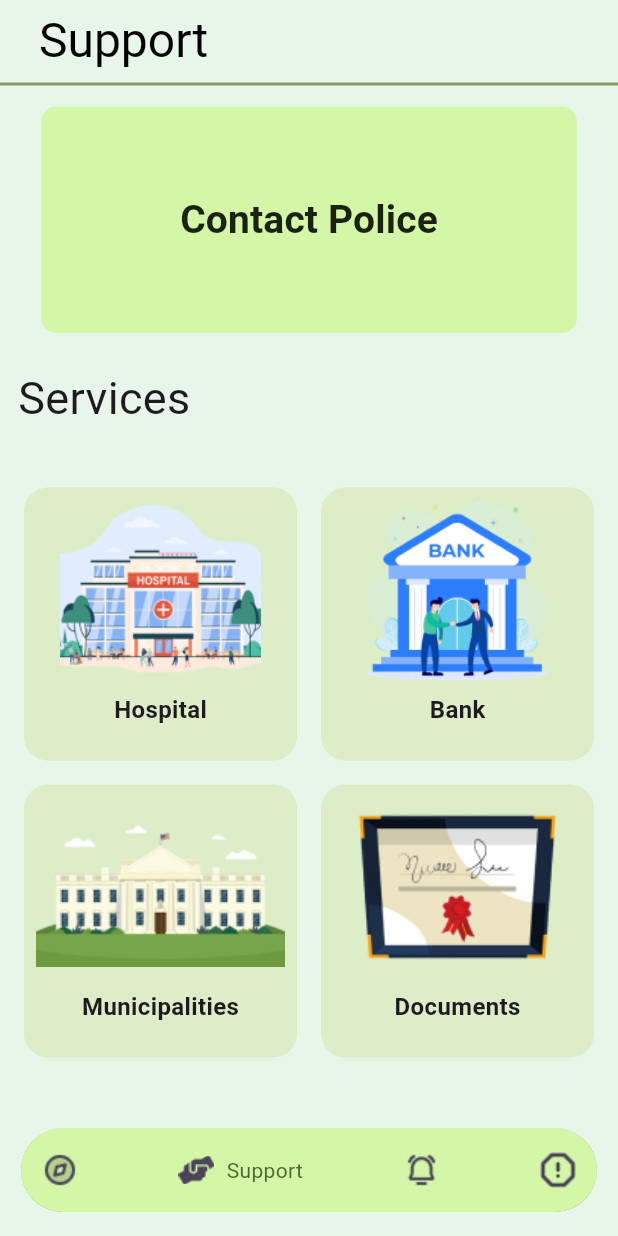
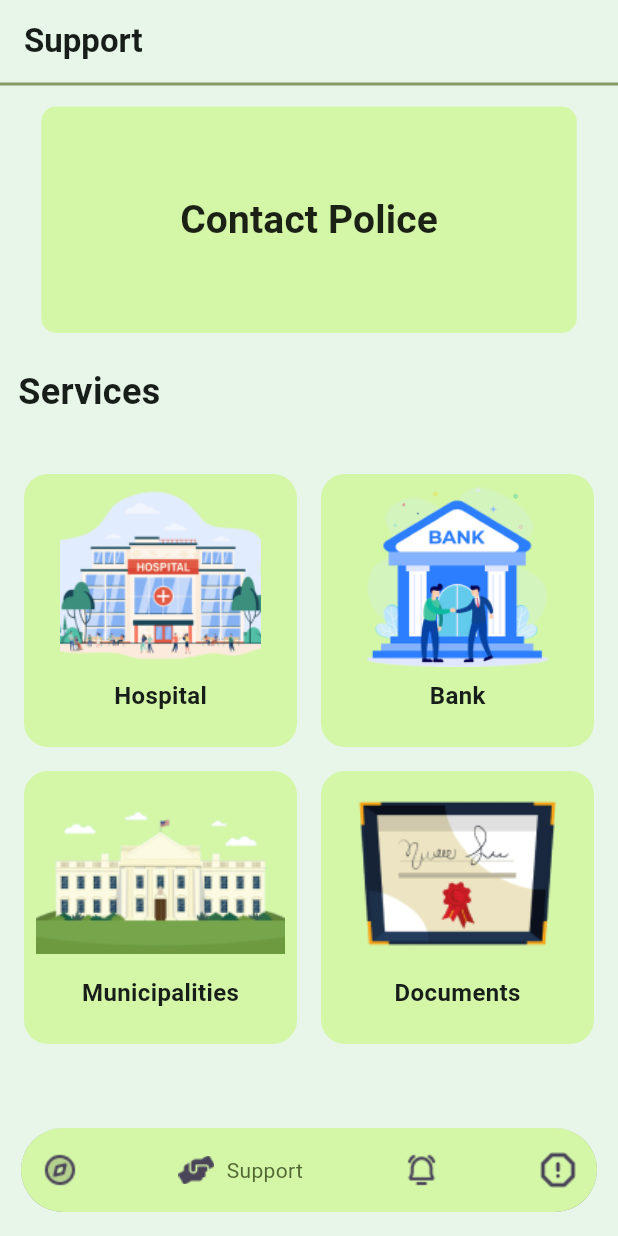
Before and after one commit to Abhinand-Ullas/build_kkd, a Flutter app: the screen it shows after launch, item 2 of the bottom bar chosen, on a phone screen of 412 x 824 dp. Run offline on Flutter 3.47's test engine with Material 3 defaults, Android fonts, the phone set to English and light mode, and no system bars; drawn by our look-alikes of google_nav_bar; our stand-ins replace cloud_firestore, firebase_core, flutter_map, geolocator, latlong2, weather_icons; accounts and stored records are empty.

Commit message:
Ui updates

```diff
--- a/lib/main.dart
+++ b/lib/main.dart
@@ -16,12 +16,17 @@ class MyApp extends StatelessWidget {
 
   @override
   Widget build(BuildContext context) {
+    final ColorScheme colorScheme = ColorScheme.fromSeed(
+      brightness: MediaQuery.platformBrightnessOf(context),
+      seedColor: Color.fromARGB(255, 232, 245, 233),
+    );
     return MaterialApp(
       theme: ThemeData(
-        bottomNavigationBarTheme:
-            BottomNavigationBarThemeData(backgroundColor: Colors.transparent),
-        scaffoldBackgroundColor: Color(0xFFE8F5E9),
-      ),
+          colorScheme: colorScheme,
+          bottomNavigationBarTheme:
+              BottomNavigationBarThemeData(backgroundColor: Colors.transparent),
+          scaffoldBackgroundColor: Color(0xFFE8F5E9),
+          dialogBackgroundColor: Color.fromARGB(255, 212, 246, 167)),
       debugShowCheckedModeBanner: false,
       home: SplashScreen(),
     );
--- a/lib/screens/complaints_screen.dart
+++ b/lib/screens/complaints_screen.dart
@@ -33,7 +33,10 @@ class _ComplaintsPageState extends State<ComplaintsPage> {
     return Scaffold(
       backgroundColor: Color(0xFFE8F5E9),
       appBar: AppBar(
-        title: Text('Kozhikode Panchayath Complaints'),
+        title: Text(
+          'Kozhikode Panchayath Complaints',
+          style: TextStyle(fontWeight: FontWeight.bold),
+        ),
         backgroundColor: Color(0xFFE8F5E9),
       ),
       body: Padding(
--- a/lib/screens/support.dart
+++ b/lib/screens/support.dart
@@ -39,15 +39,9 @@ class SupportPage extends StatelessWidget {
       appBar: AppBar(
         backgroundColor: backgroundColor,
         elevation: 0,
-        title: Padding(
-          padding: const EdgeInsets.all(10.0),
-          child: Text(
-            "Support",
-            style: TextStyle(
-              fontSize: 32,
-              color: Colors.black,
-            ),
-          ),
+        title: Text(
+          "Support",
+          style: TextStyle(fontWeight: FontWeight.bold),
         ),
         bottom: PreferredSize(
           preferredSize: Size.fromHeight(1.0),
@@ -91,7 +85,8 @@ class SupportPage extends StatelessWidget {
                 child: Text(
                   "Services",
                   style: TextStyle(
-                    fontSize: 30,
+                    fontSize: 24,
+                    fontWeight: FontWeight.bold,
                   ),
                 ),
               ),
--- a/lib/splash_screen.dart
+++ b/lib/splash_screen.dart
@@ -40,7 +40,6 @@ class _SplashScreenState extends State<SplashScreen>
   @override
   Widget build(BuildContext context) {
     return Scaffold(
-      backgroundColor: Colors.white,
       body: Center(
         child: Column(
           mainAxisAlignment: MainAxisAlignment.center,
--- a/lib/widgets/box.dart
+++ b/lib/widgets/box.dart
@@ -34,7 +34,7 @@ class Box extends StatelessWidget {
   Widget build(BuildContext context) {
     return Container(
       decoration: BoxDecoration(
-        color: Colors.lightGreen[100],
+        color: Color.fromARGB(255, 212, 246, 167),
         borderRadius: BorderRadius.circular(16),
       ),
       child: GestureDetector(
```
Also changed, not shown: lib/screens/explore_screen.dart (+24 -27 lines), lib/screens/report_screen.dart (+8 -1 lines), lib/screens/updates_screen.dart (+20 -3 lines), assets/images/HiLite.jpeg (added), assets/images/hotel-rahamth.jpg (added), assets/images/kariyathumpara.jpg (added), assets/images/kozhikode_beach.jpg (added), assets/images/paragon.jpg (added), assets/images/sm-street.jpg (added).
